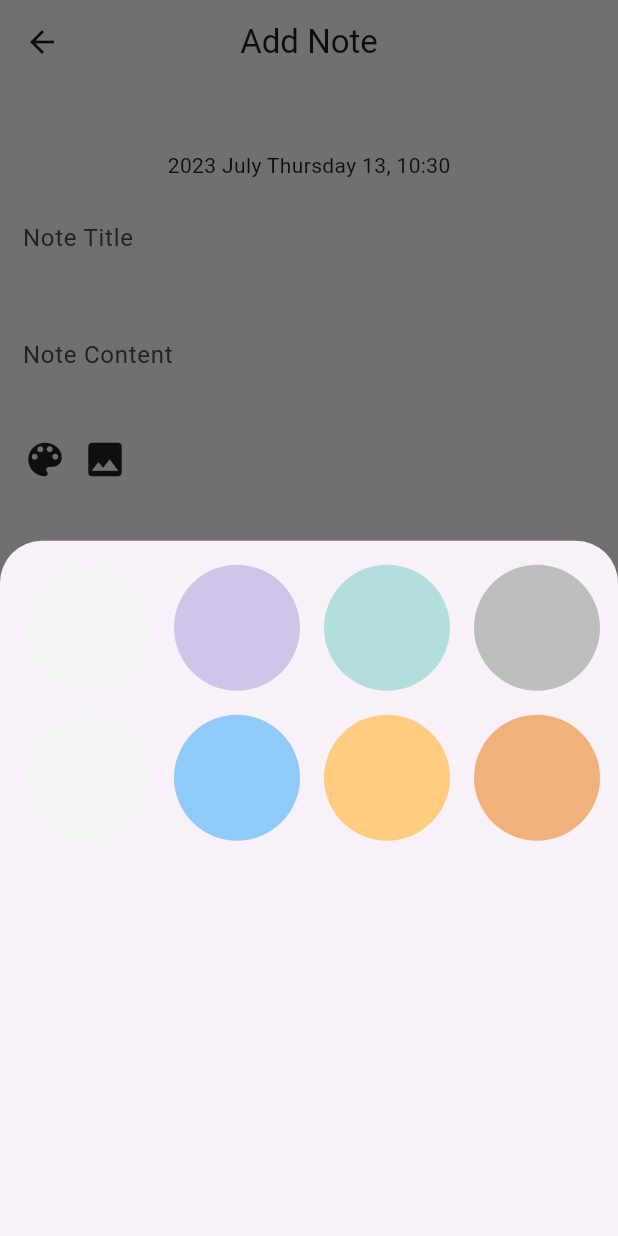
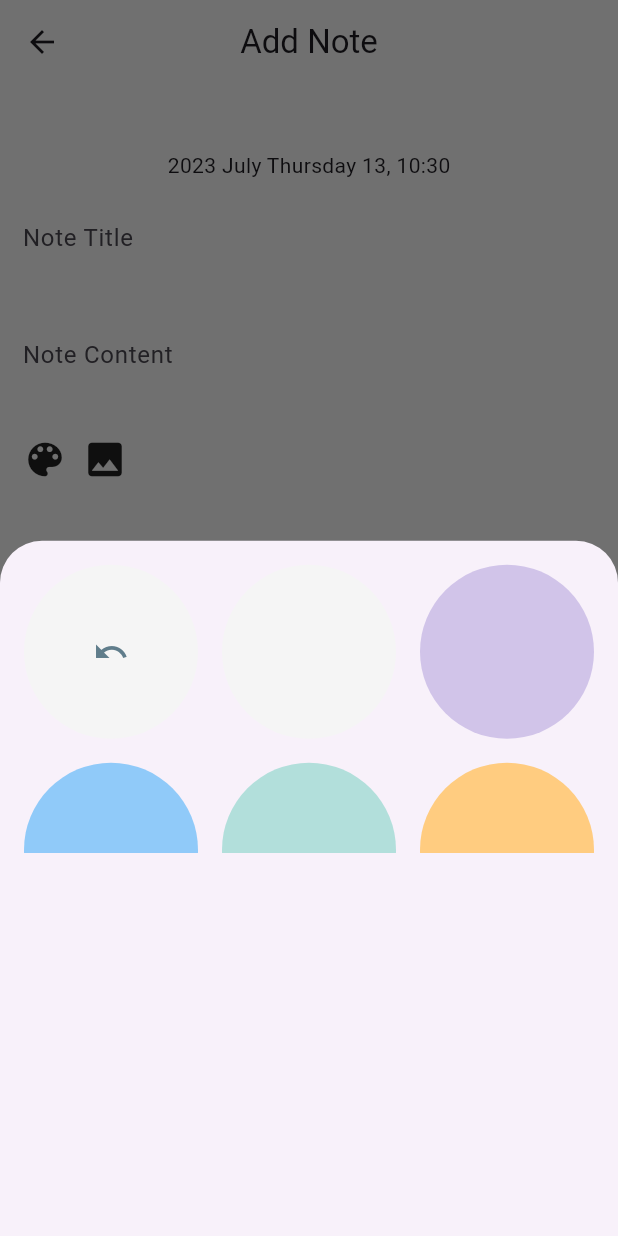
Before and after one commit to Krishak15/Notti-NoteApp, a Flutter app: the AddNotesPage screen opened directly, after a tap on the "color lens" icon, on a phone screen of 412 x 824 dp. Run offline on Flutter 3.47's test engine with Material 2 defaults, Android fonts, the phone set to English and light mode, and no system bars; our stand-ins replace cloud_firestore, firebase_auth, firebase_core, flutter_zoom_drawer, google_fonts, google_sign_in and 2 more; accounts and stored records are empty; network calls fail.

Commit message:
fixed color picker

```diff
--- a/lib/widgets/color_picker.dart
+++ b/lib/widgets/color_picker.dart
@@ -3,24 +3,27 @@ import 'package:flutter/material.dart';
 import 'package:provider/provider.dart';
 
 class ColorPickerWidget extends StatefulWidget {
+  const ColorPickerWidget({super.key});
+
   @override
-  _ColorPickerWidgetState createState() => _ColorPickerWidgetState();
+  ColorPickerWidgetState createState() => ColorPickerWidgetState();
 }
 
-class _ColorPickerWidgetState extends State<ColorPickerWidget> {
+class ColorPickerWidgetState extends State<ColorPickerWidget> {
   int? selectedColorIndex;
 
   @override
   Widget build(BuildContext context) {
     AppStyle colorProvider = Provider.of<AppStyle>(context);
     return GridView.builder(
-      scrollDirection: Axis.horizontal,
+      scrollDirection: Axis.vertical,
       gridDelegate:
-          const SliverGridDelegateWithFixedCrossAxisCount(crossAxisCount: 2),
+          const SliverGridDelegateWithFixedCrossAxisCount(crossAxisCount: 3),
       itemCount: colorProvider.cardsColor.length,
       itemBuilder: (context, index) {
         Color color = colorProvider.cardsColor[index];
         bool isSelected = index == selectedColorIndex;
+        int isFirst = index;
 
         return GestureDetector(
           onTap: () {
@@ -43,6 +46,9 @@ class _ColorPickerWidgetState extends State<ColorPickerWidget> {
                 width: isSelected ? 2 : 0,
               ),
             ),
+            child: isFirst == 0
+                ? const Icon(Icons.undo, color: Colors.blueGrey, size: 24)
+                : null,
           ),
         );
       },
```
